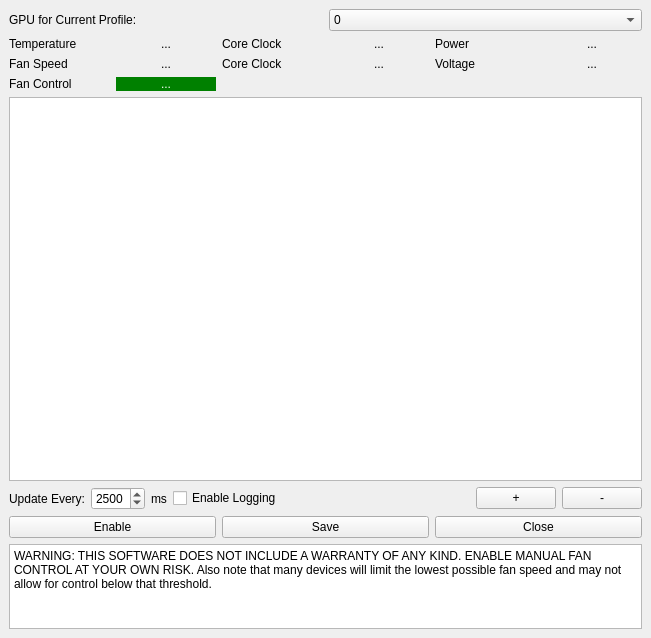
The window that mainwindow.ui (wepiha/qt-amdgpu-fan-ctl) describes before a commit, drawn with Qt 5.
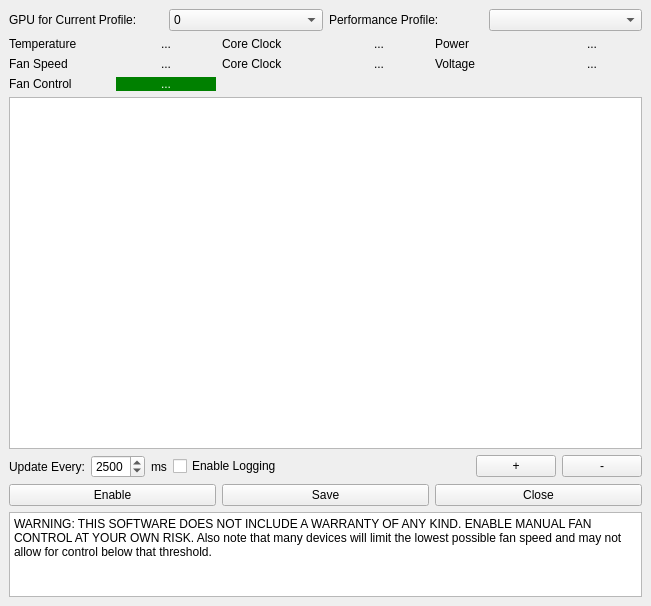
The same window after the commit. Icons and pictures are not drawn. Custom widgets are drawn as their Qt base class.

Commit message: Added Performance Profile Combobox

```diff
--- a/mainwindow.ui
+++ b/mainwindow.ui
@@ -7,7 +7,7 @@
     <x>0</x>
     <y>0</y>
     <width>651</width>
-    <height>638</height>
+    <height>606</height>
    </rect>
   </property>
   <property name="windowTitle">
@@ -45,7 +45,27 @@
       </item>
      </layout>
     </item>
-    <item row="1" column="0">
+    <item row="0" column="1">
+     <layout class="QHBoxLayout" name="horizontalLayout">
+      <item>
+       <widget class="QLabel" name="labelPowerLabel_2">
+        <property name="minimumSize">
+         <size>
+          <width>90</width>
+          <height>0</height>
+         </size>
+        </property>
+        <property name="text">
+         <string>Performance Profile:</string>
+        </property>
+       </widget>
+      </item>
+      <item>
+       <widget class="QComboBox" name="comboBox"/>
+      </item>
+     </layout>
+    </item>
+    <item row="1" column="0" colspan="2">
      <layout class="QGridLayout" name="gridLayout_2">
       <item row="0" column="0">
        <widget class="QLabel" name="labelTemperatureLabel">
@@ -261,10 +281,10 @@
       </item>
      </layout>
     </item>
-    <item row="2" column="0">
+    <item row="2" column="0" colspan="2">
      <widget class="PlotWidget" name="graphicsView"/>
     </item>
-    <item row="3" column="0">
+    <item row="3" column="0" colspan="2">
      <layout class="QHBoxLayout" name="horizontalLayout_2">
       <item>
        <widget class="QLabel" name="labelUpdateEveryLabel">
@@ -353,7 +373,7 @@
       </item>
      </layout>
     </item>
-    <item row="4" column="0">
+    <item row="4" column="0" colspan="2">
      <layout class="QGridLayout" name="gridLayout">
       <item row="0" column="2">
        <widget class="QPushButton" name="pushButtonClose">
@@ -384,7 +404,7 @@
       </item>
      </layout>
     </item>
-    <item row="5" column="0">
+    <item row="5" column="0" colspan="2">
      <widget class="QPlainTextEdit" name="plainTextEdit">
       <property name="enabled">
        <bool>true</bool>
```
